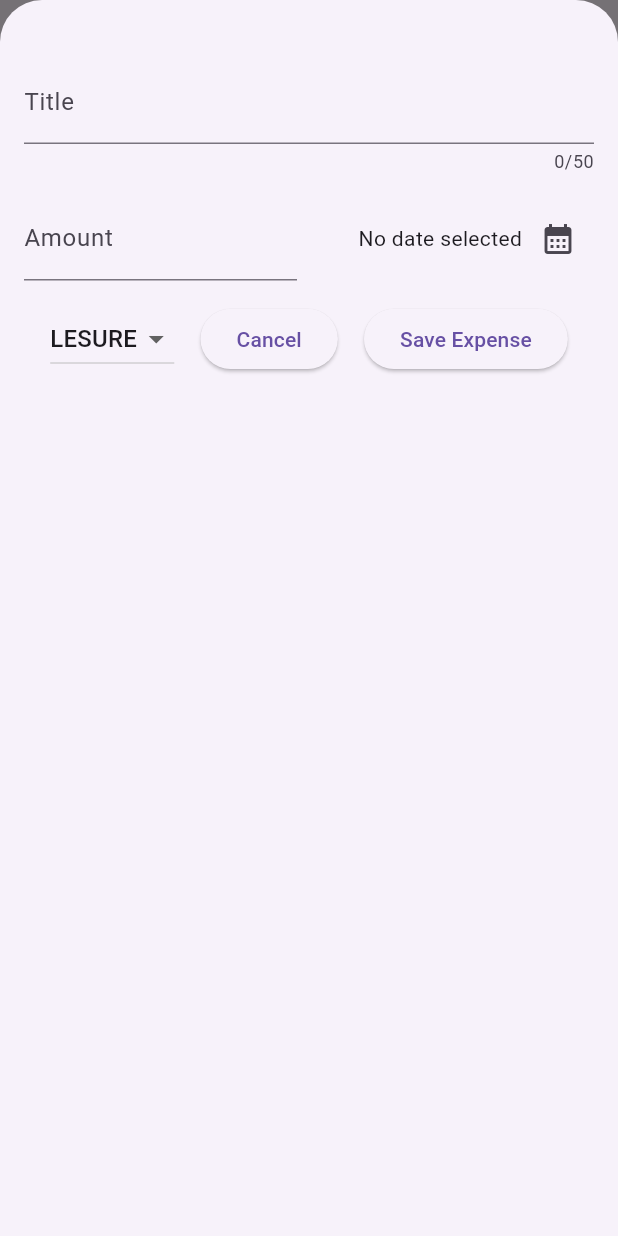
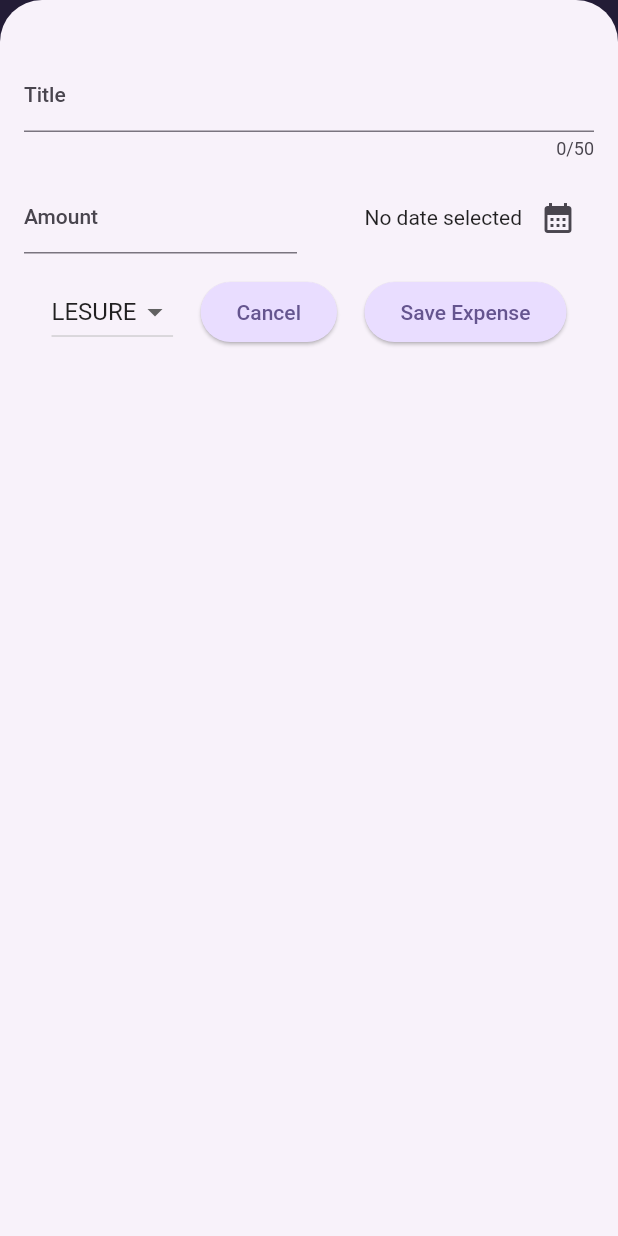
Before and after one commit to janarthanan1711/expensetrackernew, a Flutter app: the screen it shows after launch, after a tap on the "add" icon, on a phone screen of 412 x 824 dp. Run offline on Flutter 3.47's test engine with Material 2 defaults, Android fonts, the light colour scheme and no system bars.

Commit message:
dark mode added

```diff
--- a/lib/Widgets/expenses.dart
+++ b/lib/Widgets/expenses.dart
@@ -25,13 +25,14 @@
        date: DateTime.now(),
        category: Category.Lesure
    )
+
  ];
 
  void _openAddExpenseOverlay(){
    showModalBottomSheet(
      isScrollControlled: true,
        context: context, builder: (context){
-     return  NewExpense(onAddExpense: addExpense,);
+     return NewExpense(onAddExpense: addExpense,);
    });
  }
 
@@ -41,13 +42,34 @@
   });
  }
  void removeExpense(Expense expense){
+   final expenseIndex = _registeredExpenses.indexOf(expense);
    setState(() {
      _registeredExpenses.remove(expense);
    });
+   ScaffoldMessenger.of(context).clearSnackBars();
+   ScaffoldMessenger.of(context).showSnackBar(
+        SnackBar(
+         duration: const Duration(seconds: 3),
+         content: const Text('Expense Deleted.'),
+         action: SnackBarAction(label: 'Undo', onPressed: (){
+           setState(() {
+             _registeredExpenses.insert(expenseIndex, expense);
+           });
+         }),
+   )
+   );
  }
 
   @override
   Widget build(BuildContext context) {
+
+   Widget mainContent = const Center(child: Text('No expenses found. Start adding some!'));
+
+   if(_registeredExpenses.isNotEmpty){
+     mainContent = ExpensesList(
+         removeExpense: removeExpense,
+         expenses: _registeredExpenses);
+   }
     return SafeArea(
         child: Scaffold(
           appBar: AppBar(
@@ -61,9 +83,7 @@
           body: Column(
             children: [
              const Text('the Chart'),
-              Expanded(child: ExpensesList(
-                  removeExpense: removeExpense,
-                  expenses: _registeredExpenses))
+              Expanded(child: mainContent)
             ],
           ),
 
--- a/lib/Widgets/expenses_lists/expense_item.dart
+++ b/lib/Widgets/expenses_lists/expense_item.dart
@@ -12,8 +12,9 @@
       child: Padding(
         padding: const EdgeInsets.symmetric(horizontal: 20,vertical: 16),
         child: Column(
+          crossAxisAlignment: CrossAxisAlignment.start,
           children: [
-            Text(expense.title),
+            Text(expense.title,style: Theme.of(context).textTheme.titleLarge,),
             SizedBox(height: 5,),
             Row(
               children: [
--- a/lib/Widgets/expenses_lists/expenses_list.dart
+++ b/lib/Widgets/expenses_lists/expenses_list.dart
@@ -1,4 +1,5 @@
 import 'package:flutter/cupertino.dart';
+import 'package:flutter/material.dart';
 
 import '../../Models/expensemodel.dart';
 import 'expense_item.dart';
@@ -15,10 +16,15 @@
      return ListView.builder(
          itemCount: expenses.length,
          itemBuilder: (context,index){
-         return Dismissible(key: ValueKey(expenses[index]),
+         return Dismissible(
+             key: ValueKey(expenses[index]),
              onDismissed: (direction){
                removeExpense(expenses[index]);
              },
+             background: Container(
+               color: Theme.of(context).colorScheme.error.withOpacity(.50),
+               margin: const EdgeInsets.symmetric(horizontal: 16),
+             ),
              child: ExpenseItem(expenses[index]));
      }
 
--- a/lib/main.dart
+++ b/lib/main.dart
@@ -2,10 +2,60 @@
 
 import 'Widgets/expenses.dart';
 
+var kColorScheme = ColorScheme.fromSeed(seedColor: const Color.fromARGB(255, 96, 59, 181));
+var kDarkColorScheme = ColorScheme.fromSeed(
+  brightness: Brightness.dark,
+    seedColor: const Color.fromARGB(255, 5, 99, 125));
+
 void main(){
-  runApp( MaterialApp(
-    theme: ThemeData(useMaterial3: true),
-    debugShowCheckedModeBanner: false,
-    home: Expenses(),
+  runApp(
+      MaterialApp(
+        darkTheme: ThemeData.dark().copyWith(
+          useMaterial3: true,
+          colorScheme: kDarkColorScheme,
+            cardTheme: const CardTheme().copyWith(
+            color: kDarkColorScheme.secondaryContainer,
+            margin: const EdgeInsets.symmetric(horizontal: 16,vertical: 8)
+        ),
+          elevatedButtonTheme: ElevatedButtonThemeData(
+              style: ElevatedButton.styleFrom(
+                  backgroundColor: kDarkColorScheme.primaryContainer,
+                  foregroundColor: kDarkColorScheme.onPrimaryContainer
+              )
+          ),
+          textTheme: ThemeData().textTheme.copyWith(
+              titleLarge: TextStyle(
+                  fontSize: 18,
+                  fontWeight: FontWeight.bold,
+                  color: kDarkColorScheme.onSecondaryContainer
+              )
+          )
+        ),
+      theme: ThemeData().copyWith(useMaterial3: true,
+        colorScheme: kColorScheme,
+        appBarTheme: const AppBarTheme().copyWith(
+          backgroundColor: kColorScheme.onPrimaryContainer,
+          foregroundColor: kColorScheme.primaryContainer,
+        ),
+        cardTheme: const CardTheme().copyWith(
+          color: kColorScheme.secondaryContainer,
+           margin: const EdgeInsets.symmetric(horizontal: 16,vertical: 8)
+        ),
+        elevatedButtonTheme: ElevatedButtonThemeData(
+            style: ElevatedButton.styleFrom(
+              backgroundColor: kColorScheme.primaryContainer
+            )
+        ),
+        textTheme: ThemeData().textTheme.copyWith(
+          titleLarge: TextStyle(
+            fontSize: 18,
+            fontWeight: FontWeight.bold,
+            color: kColorScheme.onSecondaryContainer
+          )
+        )
+      ),
+      themeMode: ThemeMode.system,
+      debugShowCheckedModeBanner: false,
+      home: const Expenses(),
   ));
 }
```
Also changed, not shown: lib/Models/expensemodel.dart (+20 -0 lines), lib/Widgets/chart/chart_bar.dart (added). Lines whose indentation alone changed are shown as unchanged.
